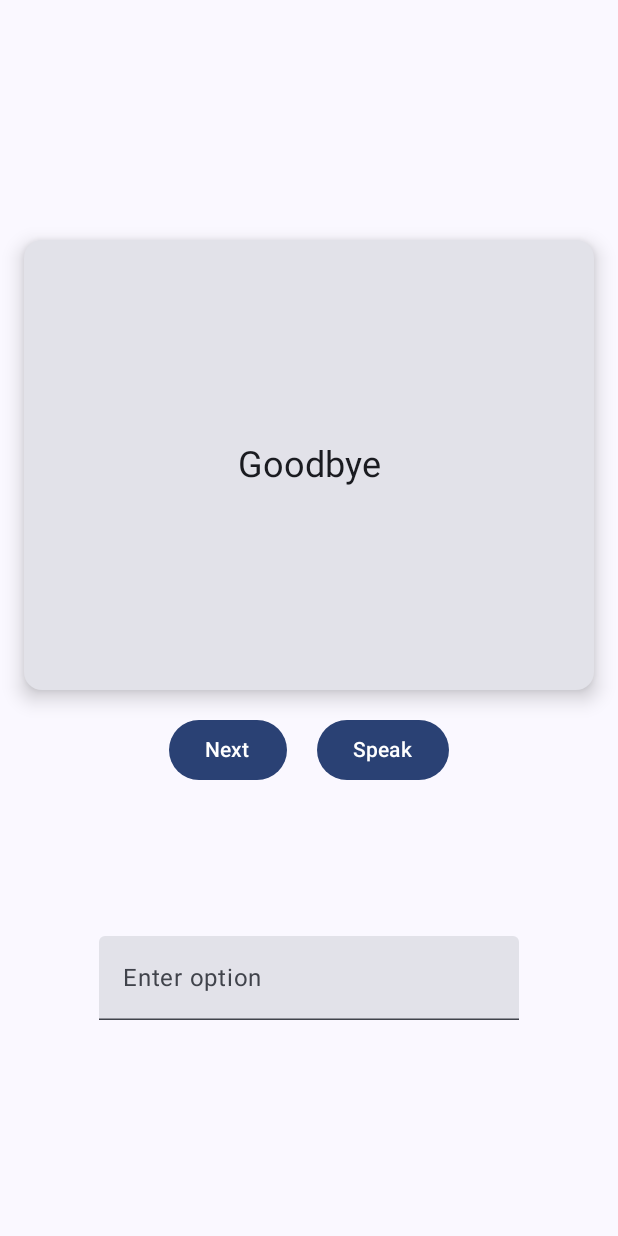
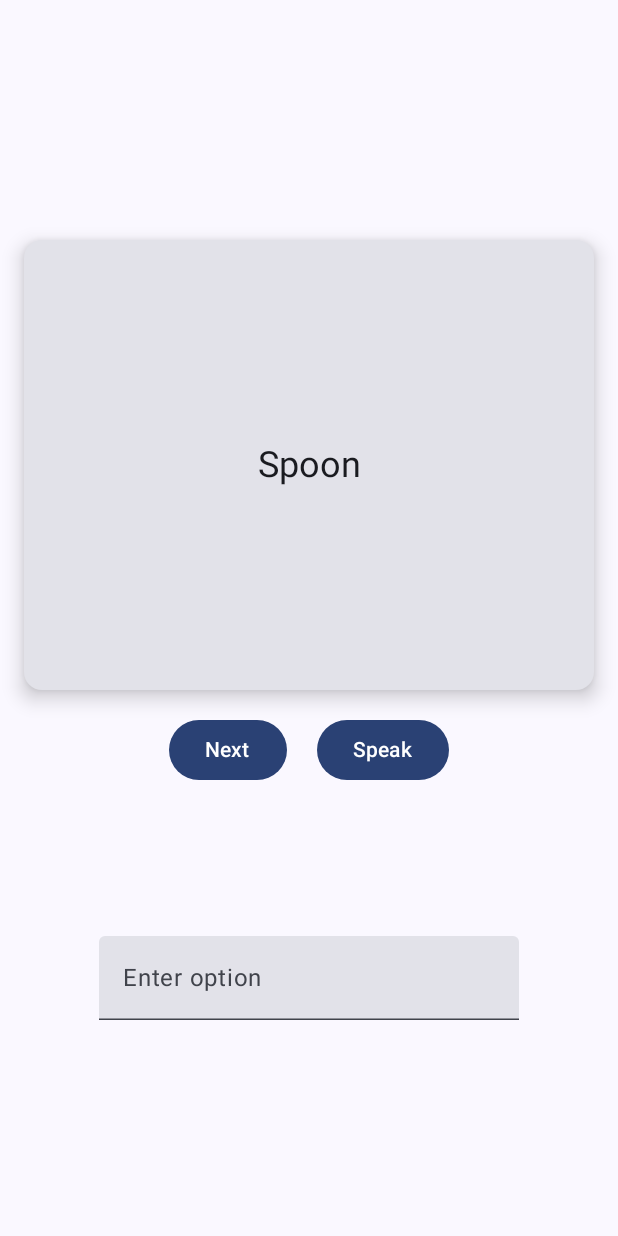
Before and after one commit to AlexVocao/Jetpack_compose_apps, an Android app built with Jetpack Compose: the screen it shows after launch (MainActivity), on a phone screen of 412 x 824 dp. Run offline under Robolectric (Android 15) with nearby library versions, the phone set to English and light mode, and no system bars.

```diff
--- a/FlashCard/app/build.gradle.kts
+++ b/FlashCard/app/build.gradle.kts
@@ -51,6 +51,7 @@ android {
 
 dependencies {
 
+    implementation(libs.google.code.gson)
     implementation(libs.androidx.core.ktx)
     implementation(libs.androidx.lifecycle.runtime.ktx)
     implementation(libs.androidx.activity.compose)
--- a/FlashCard/app/src/main/java/com/example/flashcard/MainActivity.kt
+++ b/FlashCard/app/src/main/java/com/example/flashcard/MainActivity.kt
@@ -1,13 +1,12 @@
 package com.example.flashcard
 
 import android.annotation.SuppressLint
+import android.content.Context
 import android.os.Bundle
 import android.speech.tts.TextToSpeech
 import android.util.Log
 import androidx.activity.ComponentActivity
 import androidx.activity.compose.setContent
-import androidx.activity.enableEdgeToEdge
-import androidx.compose.foundation.background
 import androidx.compose.foundation.gestures.detectTapGestures
 import androidx.compose.foundation.layout.Arrangement
 import androidx.compose.foundation.layout.Column
@@ -18,8 +17,6 @@ import androidx.compose.foundation.layout.fillMaxWidth
 import androidx.compose.foundation.layout.height
 import androidx.compose.foundation.layout.padding
 import androidx.compose.foundation.layout.width
-import androidx.compose.foundation.text.KeyboardActions
-import androidx.compose.foundation.text.KeyboardOptions
 import androidx.compose.material3.Button
 import androidx.compose.material3.Card
 import androidx.compose.material3.CardDefaults
@@ -35,13 +32,13 @@ import androidx.compose.runtime.remember
 import androidx.compose.runtime.setValue
 import androidx.compose.ui.Alignment
 import androidx.compose.ui.Modifier
-import androidx.compose.ui.graphics.Color
 import androidx.compose.ui.input.pointer.pointerInput
 import androidx.compose.ui.platform.LocalContext
 import androidx.compose.ui.text.TextStyle
 import androidx.compose.ui.unit.dp
 import androidx.compose.ui.unit.sp
 import com.example.flashcard.ui.theme.FlashCardTheme
+import com.google.gson.Gson
 
 class MainActivity : ComponentActivity() {
     override fun onCreate(savedInstanceState: Bundle?) {
@@ -65,59 +62,24 @@ class MainActivity : ComponentActivity() {
 
 // Define the FlashCard data class
 data class FlashCard(val englishWord: String, val vietnameseTranslation: String)
+data class FlashCardData(val kitchen: List<FlashCard>, val political: List<FlashCard>)
 
-// Initialize some sample flashcards
-val flashCardsList = listOf(
-    FlashCard("Hello", "Xin chào"),
-    FlashCard("Goodbye", "Tạm biệt"),
-    FlashCard("Thank you", "Cảm ơn"),
-    FlashCard("Yes", "Vâng"),
-    FlashCard("No", "Không")
-)
-
-val kitchenFlashCards = listOf(
-    FlashCard("Knife", "Con dao"),
-    FlashCard("Fork", "Cái nĩa"),
-    FlashCard("Spoon", "Cái thìa"),
-    FlashCard("Plate", "Cái đĩa"),
-    FlashCard("Cup", "Cốc"),
-    FlashCard("Glass", "Cái ly"),
-    FlashCard("Stove", "Bếp"),
-    FlashCard("Microwave", "Lò vi sóng"),
-    FlashCard("Refrigerator", "Tủ lạnh"),
-    FlashCard("Sink", "Chậu rửa"),
-    FlashCard("Oven", "Lò nướng"),
-    FlashCard("Pan", "Chảo"),
-    FlashCard("Pot", "Nồi"),
-    FlashCard("Chopping board", "Thớt"),
-    FlashCard("Dishwasher", "Máy rửa chén")
-)
-
-val politicalFlashCards = listOf(
-    FlashCard("Democracy", "Chế độ dân chủ"),
-    FlashCard("Republic", "Cộng hòa"),
-    FlashCard("Monarchy", "Quân chủ"),
-    FlashCard("Election", "Cuộc bầu cử"),
-    FlashCard("Candidate", "Ứng cử viên"),
-    FlashCard("Voter", "Cử tri"),
-    FlashCard("Constitution", "Hiến pháp"),
-    FlashCard("Government", "Chính phủ"),
-    FlashCard("President", "Tổng thống"),
-    FlashCard("Prime Minister", "Thủ tướng"),
-    FlashCard("Senate", "Thượng viện"),
-    FlashCard("Congress", "Quốc hội"),
-    FlashCard("Law", "Luật"),
-    FlashCard("Judiciary", "Tư pháp"),
-    FlashCard("Policy", "Chính sách")
-)
+fun loadFlashCardsFromJson(context: Context): FlashCardData? {
+    return try {
+        val jsonString = context.assets.open("flashcards.json").bufferedReader().use { it.readText() }
+        Gson().fromJson(jsonString, FlashCardData::class.java)
+    } catch (e: Exception) {
+        e.printStackTrace()
+        null
+    }
+}
 
 @SuppressLint("MutableCollectionMutableState")
 @Composable
 fun FlashCardGame(modifier: Modifier = Modifier) {
     val context = LocalContext.current
-    // Randomly select a card
     var flashCards by remember {
-        mutableStateOf(flashCardsList.toMutableList())
+        mutableStateOf(loadFlashCardsFromJson(context)?.kitchen?.toMutableList() ?: emptyList<FlashCard>().toMutableList())
     }
     var currentCard by remember { mutableStateOf(flashCards.random()) }
     var isFlipped by remember { mutableStateOf(false) }
@@ -185,7 +147,7 @@ fun FlashCardGame(modifier: Modifier = Modifier) {
             Button(onClick = {
                 flashCards.remove(currentCard)
                 if(flashCards.isEmpty())
-                    flashCards = flashCardsList.toMutableList()
+                    flashCards = loadFlashCardsFromJson(context)?.kitchen?.toMutableList() ?: emptyList<FlashCard>().toMutableList()
                 currentCard = flashCards.random()
                 isFlipped = false
             }) {
@@ -210,14 +172,14 @@ fun FlashCardGame(modifier: Modifier = Modifier) {
             singleLine = true
         )
         println("option = $option")
-        if (option == "kitchen") {
+        if (option.lowercase() == "kitchen") {
             option = ""
-            flashCards = kitchenFlashCards.toMutableList()
+            flashCards = loadFlashCardsFromJson(context)?.kitchen?.toMutableList() ?: emptyList<FlashCard>().toMutableList()
             currentCard = flashCards.random()
             isFlipped = false
-        } else if (option == "political") {
+        } else if (option.lowercase() == "political") {
             option = ""
-            flashCards = politicalFlashCards.toMutableList()
+            flashCards = loadFlashCardsFromJson(context)?.political?.toMutableList() ?: emptyList<FlashCard>().toMutableList()
             currentCard = flashCards.random()
             isFlipped = false
         }
--- a/FlashCard/gradle/libs.versions.toml
+++ b/FlashCard/gradle/libs.versions.toml
@@ -8,6 +8,7 @@ espressoCore = "3.6.1"
 lifecycleRuntimeKtx = "2.8.6"
 activityCompose = "1.9.3"
 composeBom = "2023.08.00"
+gson = "2.10.1"
 
 [libraries]
 androidx-core-ktx = { group = "androidx.core", name = "core-ktx", version.ref = "coreKtx" }
@@ -24,6 +25,8 @@ androidx-ui-tooling-preview = { group = "androidx.compose.ui", name = "ui-toolin
 androidx-ui-test-manifest = { group = "androidx.compose.ui", name = "ui-test-manifest" }
 androidx-ui-test-junit4 = { group = "androidx.compose.ui", name = "ui-test-junit4" }
 androidx-material3 = { group = "androidx.compose.material3", name = "material3" }
+google-code-gson = { group = "com.google.code.gson", name = "gson", version.ref = "gson" }
+
 
 [plugins]
 android-application = { id = "com.android.application", version.ref = "agp" }
```
Also changed, not shown: FlashCard/app/src/main/assets/flashcards.json (added, +14 -0 lines).
